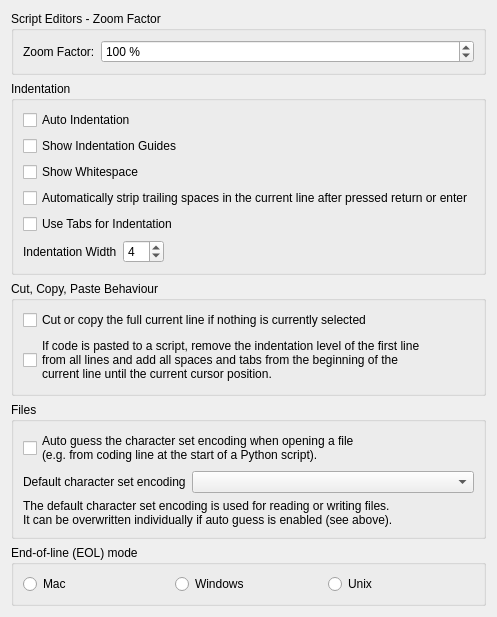
Qt form Qitom/ui/widgetPropEditorGeneral.ui (itom-project/itom) before a commit.
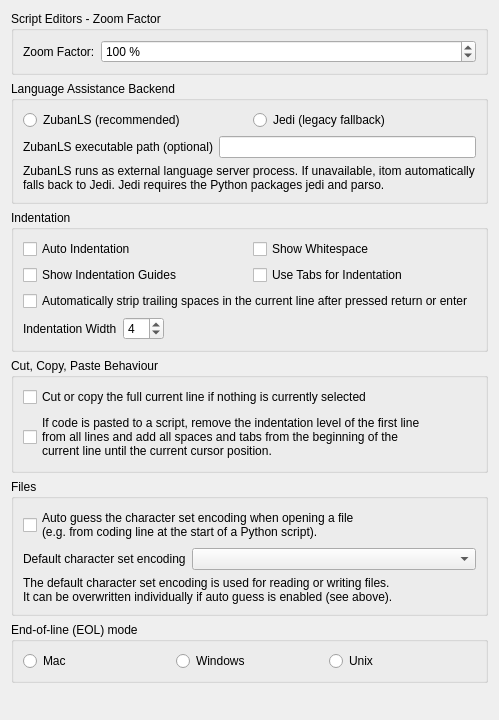
The same form after that commit.

Commit message: ZubanLS can be assigned as alternative to Jedi in the property dialog. The command line input now works equal between Zuban and Jedi

```diff
--- a/Qitom/ui/widgetPropEditorGeneral.ui
+++ b/Qitom/ui/widgetPropEditorGeneral.ui
@@ -6,8 +6,8 @@
    <rect>
     <x>0</x>
     <y>0</y>
-    <width>486</width>
-    <height>610</height>
+    <width>499</width>
+    <height>720</height>
    </rect>
   </property>
   <property name="minimumSize">
@@ -60,6 +60,63 @@
        </layout>
       </widget>
      </item>
+     <item>
+      <widget class="QGroupBox" name="groupLanguageServer">
+       <property name="minimumSize">
+        <size>
+         <width>0</width>
+         <height>0</height>
+        </size>
+       </property>
+       <property name="title">
+        <string>Language Assistance Backend</string>
+       </property>
+       <layout class="QVBoxLayout" name="verticalLayout_4">
+        <item>
+         <layout class="QHBoxLayout" name="horizontalLayout_6">
+          <item>
+           <widget class="QRadioButton" name="radioBackendZuban">
+            <property name="text">
+             <string>ZubanLS (recommended)</string>
+            </property>
+           </widget>
+          </item>
+          <item>
+           <widget class="QRadioButton" name="radioBackendJedi">
+            <property name="text">
+             <string>Jedi (legacy fallback)</string>
+            </property>
+           </widget>
+          </item>
+         </layout>
+        </item>
+        <item>
+         <layout class="QHBoxLayout" name="horizontalLayout_5" stretch="0,1">
+          <item>
+           <widget class="QLabel" name="labelZubanPath">
+            <property name="text">
+             <string>ZubanLS executable path (optional)</string>
+            </property>
+           </widget>
+          </item>
+          <item>
+           <widget class="QLineEdit" name="txtZubanPath"/>
+          </item>
+         </layout>
+        </item>
+        <item>
+         <widget class="QLabel" name="labelLanguageServerInfo">
+          <property name="text">
+           <string>ZubanLS runs as external language server process. If unavailable, itom automatically falls back to Jedi. Jedi requires the Python packages jedi and parso.</string>
+          </property>
+          <property name="wordWrap">
+           <bool>true</bool>
+          </property>
+         </widget>
+        </item>
+       </layout>
+      </widget>
+     </item>
      <item>
       <widget class="QGroupBox" name="groupIndentation">
        <property name="minimumSize">
@@ -73,40 +130,44 @@
        </property>
        <layout class="QVBoxLayout" name="verticalLayout_2">
         <item>
+         <layout class="QGridLayout" name="gridLayout">
+          <item row="0" column="0">
          <widget class="QCheckBox" name="checkAutoIndent">
           <property name="text">
            <string>Auto Indentation</string>
           </property>
          </widget>
         </item>
-        <item>
-         <widget class="QCheckBox" name="checkIndentShowGuides">
-          <property name="text">
-           <string>Show Indentation Guides</string>
-          </property>
-         </widget>
-        </item>
-        <item>
+          <item row="0" column="1">
          <widget class="QCheckBox" name="checkShowWhitespace">
           <property name="text">
            <string>Show Whitespace</string>
           </property>
          </widget>
         </item>
-        <item>
-         <widget class="QCheckBox" name="checkStripSpacesAfterReturn">
+          <item row="1" column="0">
+           <widget class="QCheckBox" name="checkIndentShowGuides">
           <property name="text">
-           <string>Automatically strip trailing spaces in the current line after pressed return or enter</string>
+             <string>Show Indentation Guides</string>
           </property>
          </widget>
         </item>
-        <item>
+          <item row="1" column="1">
          <widget class="QCheckBox" name="checkIndentUseTabs">
           <property name="text">
            <string>Use Tabs for Indentation</string>
           </property>
          </widget>
         </item>
+          <item row="2" column="0" colspan="2">
+           <widget class="QCheckBox" name="checkStripSpacesAfterReturn">
+            <property name="text">
+             <string>Automatically strip trailing spaces in the current line after pressed return or enter</string>
+            </property>
+           </widget>
+          </item>
+         </layout>
+        </item>
         <item>
          <layout class="QHBoxLayout" name="horizontalLayout_2">
           <item>
```
Left out of the diff: 4 changed lines with no effect on the pictures. Lines whose indentation alone changed are shown as unchanged. The commit also changes 10 other files.
